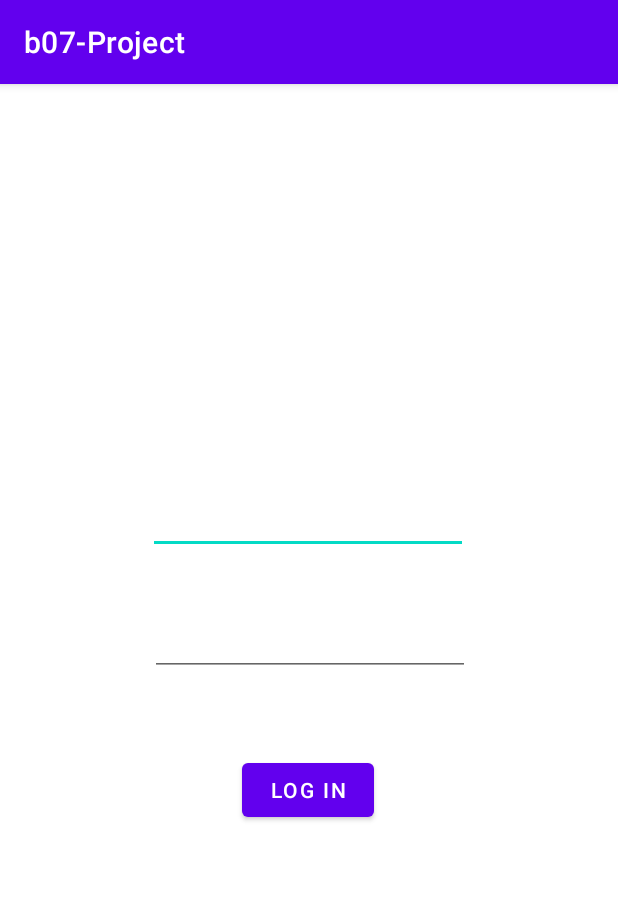
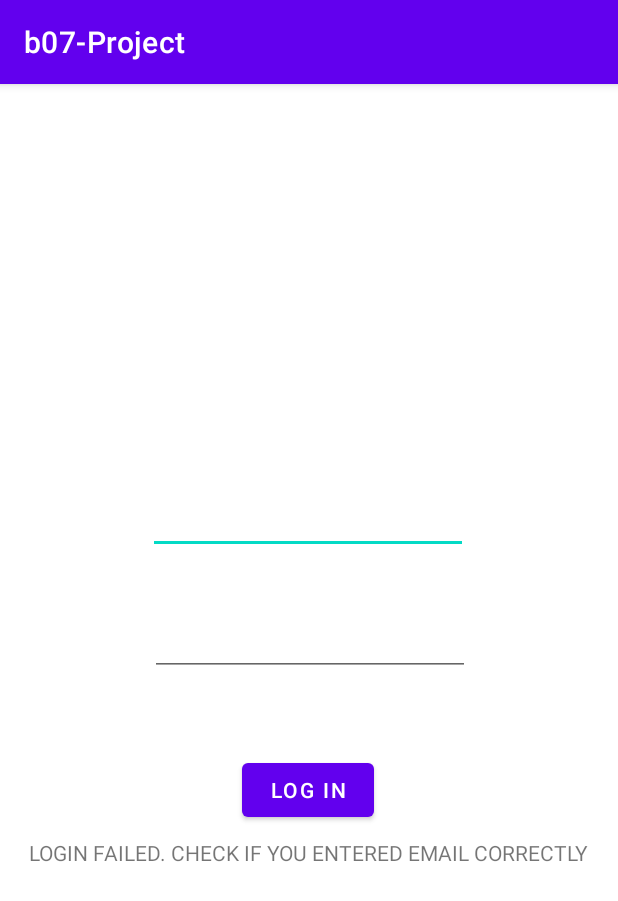
Before and after one commit to KleinKodes/SKADJ-CSCB07-Project, an Android app: the LoginActivity screen opened directly, with no data from a screen before it, after a tap on "LOG IN", on a phone screen of 412 x 824 dp. Shown: the top 901 px of the screen. Run offline under Robolectric (Android 15) with nearby library versions, the phone set to English and light mode, and no system bars; our stand-ins replace Firebase (no records; nobody signed in at launch, a user with empty details on screens opened directly).

Commit message:
Debugging LoginActivity and SignUpActivity
Exactly as titles

```diff
--- a/app/src/main/java/com/example/b07_project/LoginActivity.java
+++ b/app/src/main/java/com/example/b07_project/LoginActivity.java
@@ -7,6 +7,7 @@ import android.content.Intent;
 import android.os.Bundle;
 import android.view.View;
 import android.widget.EditText;
+import android.widget.TextView;
 import android.widget.Toast;
 
 import com.google.android.gms.tasks.OnCompleteListener;
@@ -14,6 +15,8 @@ import com.google.android.gms.tasks.Task;
 import com.google.firebase.auth.AuthResult;
 import com.google.firebase.auth.FirebaseAuth;
 import com.google.firebase.auth.FirebaseUser;
+
+import org.w3c.dom.Text;
 
 public class LoginActivity extends AppCompatActivity {
     public FirebaseAuth mAuth;
@@ -47,8 +50,11 @@ public class LoginActivity extends AppCompatActivity {
                             FirebaseUser user = mAuth.getCurrentUser();
                             //user.getEmail();
                             startActivity(mainact);
+                            finish();
                         } else {
                             System.out.println("LOGIN FAILED NOOO");
+                            TextView loginFail = (TextView) findViewById(R.id.Login_Failed_TextView);
+                            loginFail.setText("LOGIN FAILED. CHECK IF YOU ENTERED EMAIL CORRECTLY");
                         }
                     }
                 });
--- a/app/src/main/res/layout/activity_login.xml
+++ b/app/src/main/res/layout/activity_login.xml
@@ -35,10 +35,22 @@
         android:layout_width="wrap_content"
         android:layout_height="wrap_content"
         android:layout_marginTop="52dp"
+        android:layout_marginBottom="8dp"
         android:onClick="login"
         android:text="LOG IN"
+        app:layout_constraintBottom_toTopOf="@+id/Login_Failed_TextView"
         app:layout_constraintEnd_toEndOf="parent"
         app:layout_constraintHorizontal_bias="0.498"
         app:layout_constraintStart_toStartOf="parent"
         app:layout_constraintTop_toBottomOf="@+id/Password_EditText" />
+
+    <TextView
+        android:id="@+id/Login_Failed_TextView"
+        android:layout_width="wrap_content"
+        android:layout_height="wrap_content"
+        android:layout_marginTop="8dp"
+        android:text="     "
+        app:layout_constraintEnd_toEndOf="parent"
+        app:layout_constraintStart_toStartOf="parent"
+        app:layout_constraintTop_toBottomOf="@+id/Login_Button" />
 </androidx.constraintlayout.widget.ConstraintLayout>
```
Also changed, not shown: app/src/main/java/com/example/b07_project/SignUpActivity.java (+12 -0 lines), app/src/main/res/layout/activity_sign_up.xml (+10 -0 lines).
